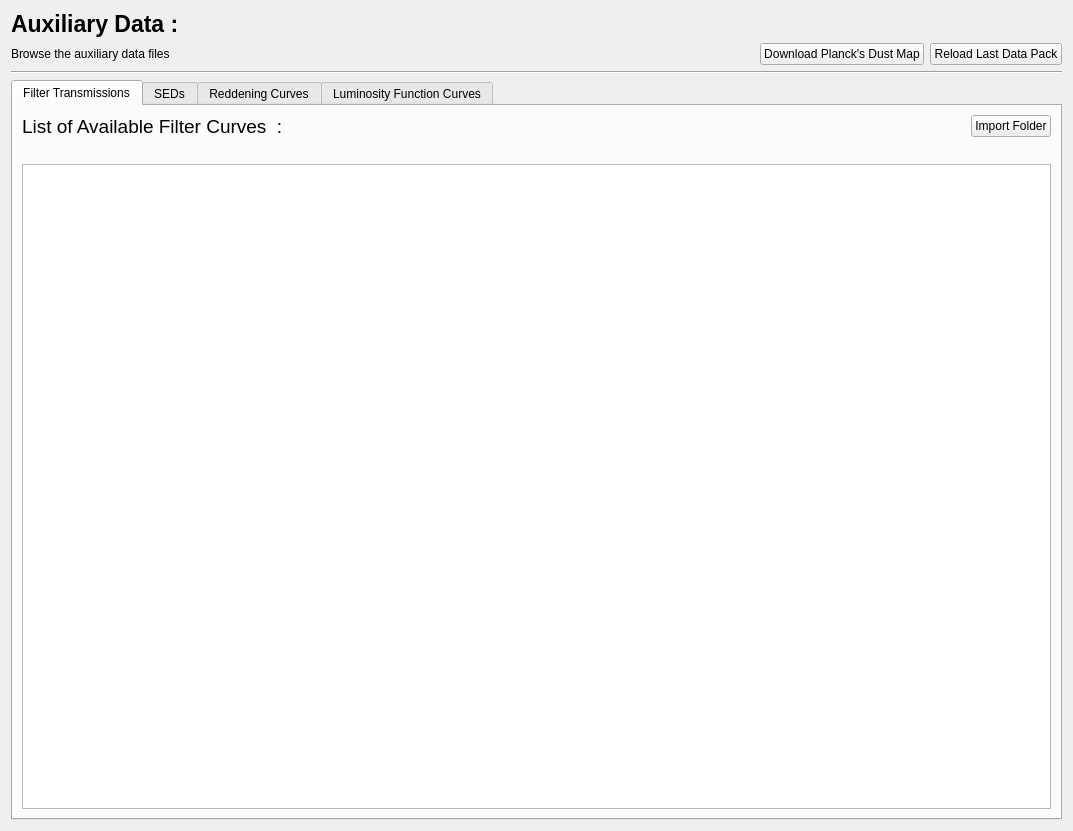
First picture: the form in PhzQtUI/auxdir/PhzQtUI/FormAuxDataManagement.ui, repository astrorama/Phosphoros, before the edit.
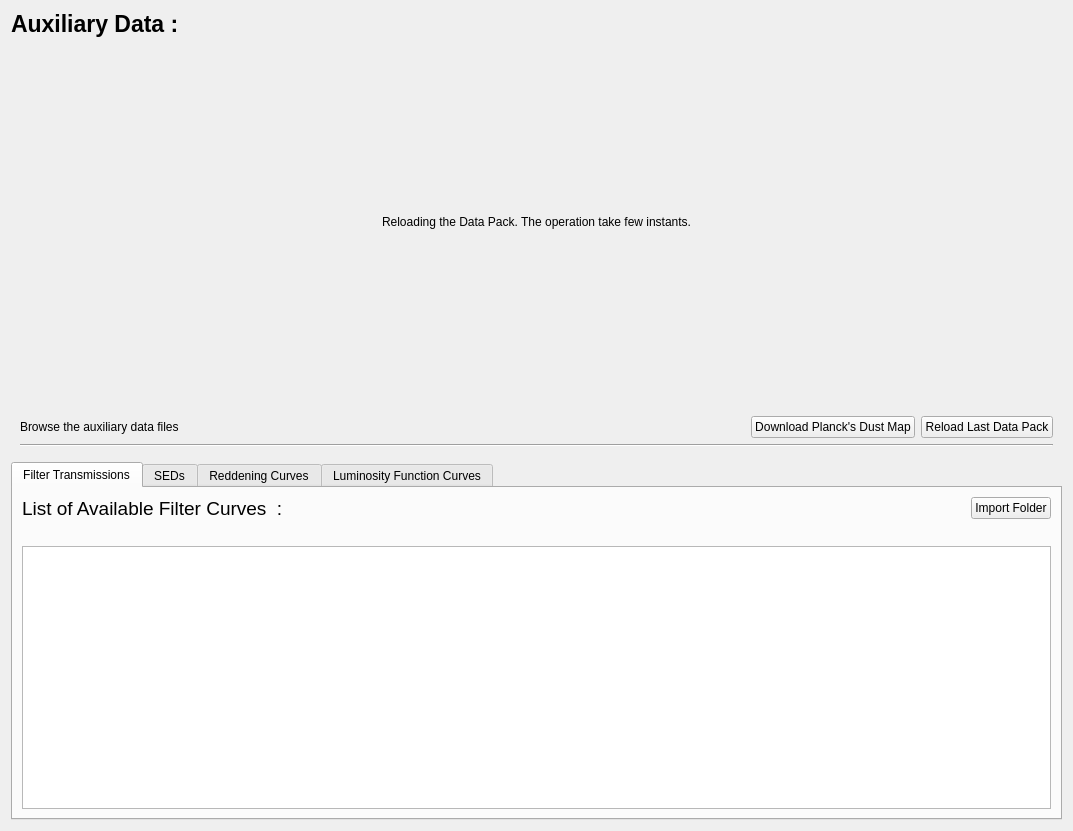
Second picture: the form after the edit. The open tabs and pages were chosen to show the change.

Commit message: Add a pannel with a message during Datapack Pack reloading

```diff
--- a/PhzQtUI/auxdir/PhzQtUI/FormAuxDataManagement.ui
+++ b/PhzQtUI/auxdir/PhzQtUI/FormAuxDataManagement.ui
@@ -46,6 +46,80 @@
     </layout>
    </item>
    <item>
+    <widget class="QWidget" name="InfoPannel" native="true">
+     <layout class="QVBoxLayout" name="verticalLayout_6">
+      <item>
+       <spacer name="verticalSpacer">
+        <property name="orientation">
+         <enum>Qt::Vertical</enum>
+        </property>
+        <property name="sizeHint" stdset="0">
+         <size>
+          <width>20</width>
+          <height>40</height>
+         </size>
+        </property>
+       </spacer>
+      </item>
+      <item>
+       <widget class="QWidget" name="widget" native="true">
+        <layout class="QHBoxLayout" name="horizontalLayout_8">
+         <item>
+          <spacer name="horizontalSpacer_7">
+           <property name="orientation">
+            <enum>Qt::Horizontal</enum>
+           </property>
+           <property name="sizeHint" stdset="0">
+            <size>
+             <width>40</width>
+             <height>20</height>
+            </size>
+           </property>
+          </spacer>
+         </item>
+         <item>
+          <widget class="QLabel" name="l_message">
+           <property name="text">
+            <string>Reloading the Data Pack. The operation take few instants.</string>
+           </property>
+          </widget>
+         </item>
+         <item>
+          <spacer name="horizontalSpacer_8">
+           <property name="orientation">
+            <enum>Qt::Horizontal</enum>
+           </property>
+           <property name="sizeHint" stdset="0">
+            <size>
+             <width>40</width>
+             <height>20</height>
+            </size>
+           </property>
+          </spacer>
+         </item>
+        </layout>
+       </widget>
+      </item>
+      <item>
+       <spacer name="verticalSpacer_2">
+        <property name="orientation">
+         <enum>Qt::Vertical</enum>
+        </property>
+        <property name="sizeHint" stdset="0">
+         <size>
+          <width>20</width>
+          <height>40</height>
+         </size>
+        </property>
+       </spacer>
+      </item>
+     </layout>
+    </widget>
+   </item>
+   <item>
+    <widget class="QWidget" name="widget_2" native="true">
+     <layout class="QVBoxLayout" name="verticalLayout_7">
+      <item>
     <layout class="QHBoxLayout" name="horizontalLayout_2">
      <item>
       <widget class="QLabel" name="label">
@@ -90,6 +164,9 @@
      </property>
     </widget>
    </item>
+     </layout>
+    </widget>
+   </item>
    <item>
     <widget class="QTabWidget" name="tab_Management">
      <property name="currentIndex">
```
Left out of the diff: 2 changed lines with no effect on the pictures. Lines whose indentation alone changed are shown as unchanged. The commit also changes 4 other files.
